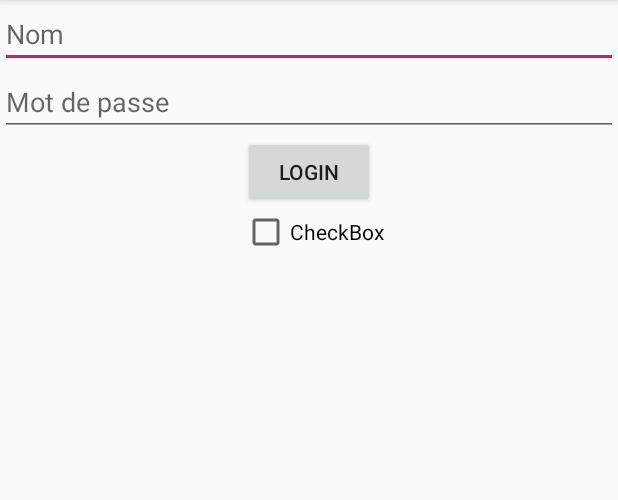
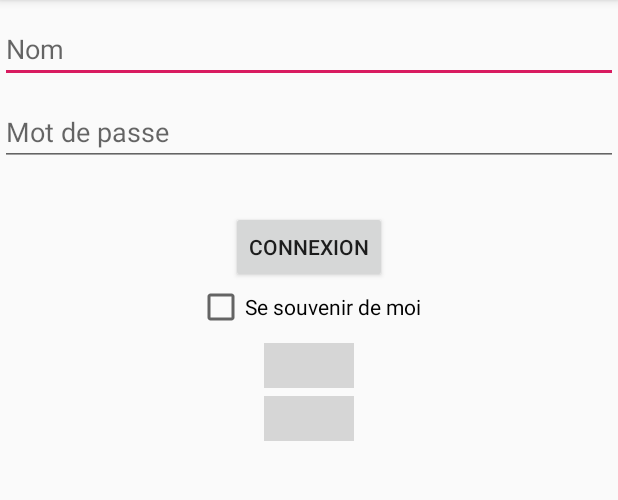
Before and after one commit to syvtoto/TpNot_11-01-2018, an Android app: the LoginActivity screen opened directly, with no data from a screen before it, on a phone screen of 412 x 824 dp, the part 84-584 px from its top. Run offline under Robolectric (Android 15) with nearby library versions, the phone set to English and light mode, and no system bars; 1 statement that could not run was skipped; grey boxes are pictures that could not be loaded.

Commit message:
Login and Splash define

```diff
--- a/app/src/main/java/com/example/thoma/tpnot_11_01_2019/activity/LoginActivity.kt
+++ b/app/src/main/java/com/example/thoma/tpnot_11_01_2019/activity/LoginActivity.kt
@@ -14,11 +14,23 @@ class LoginActivity : AppCompatActivity() {
         super.onCreate(savedInstanceState)
         setContentView(R.layout.activity_login)
 
+        if(KotPref.name.toString().isNotEmpty()){
+            editName.setText(KotPref.name)
+        }
+
+
         btnLogin.setOnClickListener {
 
             KotPref.name = editName.text.toString()
-            if(true){
+            if(editName.text.toString().isNotEmpty()){
                 KotPref.password = editPassword.text.toString()
+            }
+
+            if(CheckRemember.isChecked){
+                KotPref.isConnected = true
+            }
+            else{
+                KotPref.isConnected = false
             }
 
             val intent = Intent(applicationContext, MainActivity::class.java)
--- a/app/src/main/res/layout/activity_login.xml
+++ b/app/src/main/res/layout/activity_login.xml
@@ -14,6 +14,7 @@
             android:layout_height="wrap_content"
             android:hint="@string/NOM"
             android:id="@+id/editName"
+            android:layout_marginTop="10dp"
 
     />
 
@@ -23,24 +24,54 @@
             android:hint="@string/MDP"
             android:id="@+id/editPassword"
             android:inputType="textPassword"
+            android:layout_marginTop="10dp"
     />
 
     <Button
             android:layout_width="wrap_content"
             android:layout_height="wrap_content"
             android:id="@+id/btnLogin"
-            android:text="LOGIN"
-            android:layout_gravity="center"/>
+            android:text="@string/Connexion"
+            android:layout_gravity="center"
+            android:layout_marginTop="30dp"
+    />
 
     <CheckBox
-            android:text="CheckBox"
+            android:text="@string/SeSouvenir"
             android:layout_width="wrap_content"
             android:layout_height="wrap_content"
             android:id="@+id/CheckRemember"
-            android:hint="@string/SeSouvenir"
             android:layout_gravity="center"
-            android:layout_marginLeft="30dp"
+
            />
+    <ImageButton
+
+
+            android:layout_width="60dip"
+            android:layout_height="30dip"
+            android:id="@+id/btnFrench"
+            android:text="@string/Francais"
+            android:layout_gravity="center"
+            android:layout_marginTop="8dp"
+            android:src="@drawable/fr"
+            android:background="@drawable/fr"
+            android:scaleType="fitXY"
+
+    />
+    <ImageButton
+
+
+            android:layout_width="60dip"
+            android:layout_height="30dip"
+            android:id="@+id/btnEnglish"
+            android:text="@string/Anglais"
+            android:layout_gravity="center"
+            android:layout_marginTop="5dp"
+            android:src="@drawable/Flag_of_the_United_Kingdom"
+            android:background="@drawable/Flag_of_the_United_Kingdom"
+            android:scaleType="fitXY"
+    />
+
 
 
 </LinearLayout>
--- a/app/src/main/res/values/strings.xml
+++ b/app/src/main/res/values/strings.xml
@@ -11,6 +11,10 @@
     <string name="NOM">Nom</string>
     <string name="MDP">Mot de passe</string>
     <string name="SeSouvenir">Se souvenir de moi</string>
+    <string name="Connexion">Connexion</string>
+    <string name="Francais">Francais</string>
+    <string name="Anglais">Anglais</string>
+
 
 
     <!-- TODO: Remove or change this placeholder text -->
```
